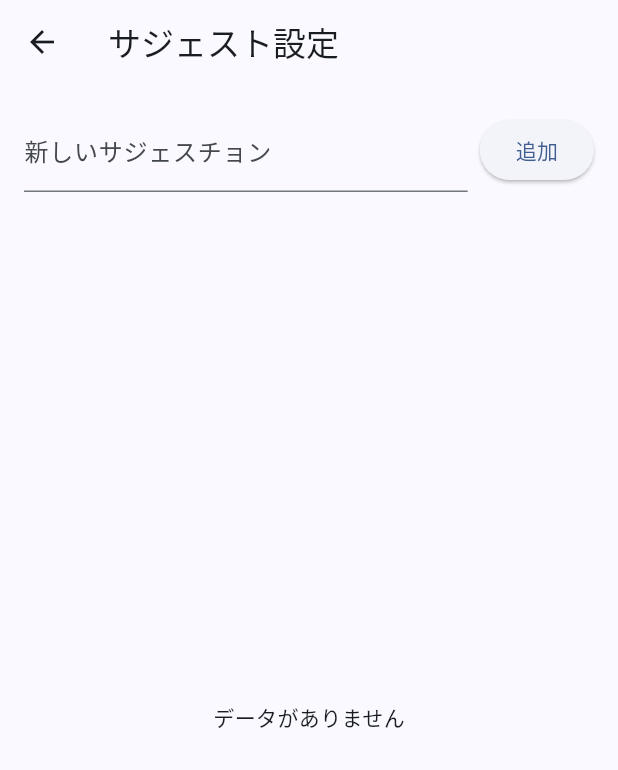
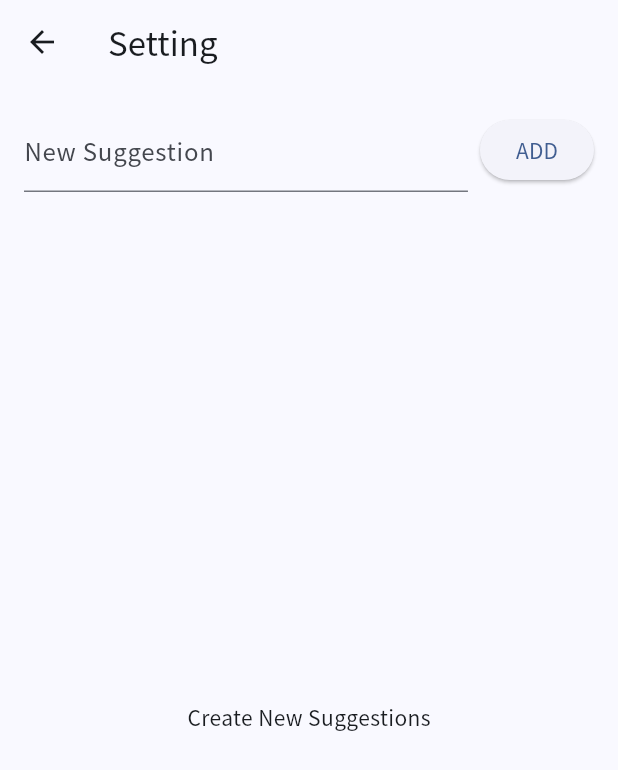
Before and after one commit to kmzk-dev/activity_watch, a Flutter app: the screen it shows after launch, after a tap on the "settings" icon, on a phone screen of 412 x 824 dp. Shown: the top 770 px of the screen. Run offline on Flutter 3.47's test engine with Material 3 defaults, Android fonts, the phone set to English and light mode, and no system bars; our stand-ins replace google_fonts, share_plus, shared_preferences, vibration, visibility_detector; missing offline and left inert: flutter_foreground_task.

Commit message:
Fix: Minor layout adjustments
- Adjust appBar layout on each screen
- Update graph size for better display
- Change the dummy button to a session save button next to the floating action button
- Add application icon

```diff
--- a/lib/main.dart
+++ b/lib/main.dart
@@ -96,7 +96,7 @@ class _AppShellState extends State<AppShell> {
           ),
           // 履歴タブのアイテム
           BottomNavigationBarItem(
-            icon: Icon(Icons.history), // 履歴アイコン
+            icon: Icon(Icons.list), // 履歴アイコン
             label: '履歴', // ラベル
           ),
         ],
@@ -104,8 +104,8 @@ class _AppShellState extends State<AppShell> {
         onTap: _onItemTapped, // アイテムがタップされたときのコールバック
         selectedItemColor: theme.colorScheme.primary, // 選択されたアイテムの色をテーマのプライマリカラーに設定
         unselectedItemColor: theme.colorScheme.onSurface.withOpacity(0.6), // 非選択アイテムの色を少し薄く設定
-        showUnselectedLabels: true, // 非選択のラベルも表示する
-        // showSelectedLabels: true, // 選択されたラベルはデフォルトで表示されます
+        showUnselectedLabels: false, // 非選択のラベルも表示する
+        showSelectedLabels: true, // 選択されたラベルはデフォルトで表示されます
       ),
     );
   }
--- a/lib/screens/saved_sessions_screen.dart
+++ b/lib/screens/saved_sessions_screen.dart
@@ -195,19 +195,19 @@ class _SavedSessionsScreenState extends State<SavedSessionsScreen> {
         tooltip: '選択をすべて解除',
         onPressed: _clearSelection,
       );
-      titleWidget = Text('${_selectedSessionIds.length} 件選択中', style: textTheme.titleLarge); // AppBarのタイトルスタイル
+      titleWidget = Text('${_selectedSessionIds.length} item selected', style: textTheme.titleLarge); // AppBarのタイトルスタイル
       actionsWidgets = null;
     } else {
       leadingWidget = null;
-      titleWidget = const Text('保存したセッション'); // 通常時のタイトル
-      actionsWidgets = [
-        IconButton(
-          icon: const Icon(Icons.refresh),
-          // iconTheme.color が適用される
-          tooltip: 'リストを更新',
-          onPressed: () => _loadSavedSessions(force: true),
-        ),
-      ];
+      titleWidget = const Text('History'); // 通常時のタイトル
+      // actionsWidgets = [
+      //   IconButton(
+      //     icon: const Icon(Icons.refresh),
+      //     // iconTheme.color が適用される
+      //     tooltip: 'リストを更新',
+      //     onPressed: () => _loadSavedSessions(force: true),
+      //   ),
+      // ];
     }
 
     return VisibilityDetector(
@@ -223,6 +223,11 @@ class _SavedSessionsScreenState extends State<SavedSessionsScreen> {
       child: Scaffold(
         appBar: AppBar(
           // AppBarのスタイルは app_theme.dart の appBarTheme から適用される想定
+          backgroundColor: colorScheme.surface, // AppBarの背景色を固定
+          elevation: 0, // 通常時の影を消す場合 (任意)
+          scrolledUnderElevation: 0.0, // スクロール時の影 (色の変化の原因の一つ) をなくす
+          surfaceTintColor: colorScheme.surface,
+          //
           leading: leadingWidget,
           title: titleWidget,
           actions: actionsWidgets,
@@ -235,7 +240,7 @@ class _SavedSessionsScreenState extends State<SavedSessionsScreen> {
                     child: Padding(
                       padding: const EdgeInsets.all(16.0),
                       child: Text(
-                        '保存されたセッションはありません。',
+                        'No items',
                         style: textTheme.titleMedium, // より適切なテキストスタイルに変更
                         textAlign: TextAlign.center,
                       ),
@@ -318,6 +323,7 @@ class _SavedSessionsScreenState extends State<SavedSessionsScreen> {
                 label: const Text('選択項目を削除'),
                 icon: const Icon(Icons.delete_sweep),
                 backgroundColor: colorScheme.error, // テーマのエラーカラーを使用
+                foregroundColor: colorScheme.onError, // foregroundColor は FABTheme から取得されるか、colorScheme.onError を使用
                 // foregroundColor は FABTheme から取得されるか、colorScheme.onError を使用
               )
             : null,
--- a/lib/screens/settings_screen.dart
+++ b/lib/screens/settings_screen.dart
@@ -135,7 +135,11 @@ class _SettingsScreenState extends State<SettingsScreen> {
 
     return Scaffold(
       appBar: AppBar(
-        title: const Text('サジェスト設定'), // titleTextStyle は appBarTheme から
+        title: const Text('Setting'), // titleTextStyle は appBarTheme から
+        backgroundColor: colorScheme.surface, // AppBarの背景色を固定
+        elevation: 0, // 通常時の影を消す場合 (任意)
+        scrolledUnderElevation: 0.0, // スクロール時の影 (色の変化の原因の一つ) をなくす
+        surfaceTintColor: colorScheme.surface,
       ),
       body: SafeArea(
         child: _isLoading
@@ -153,8 +157,8 @@ class _SettingsScreenState extends State<SettingsScreen> {
                           child: TextField(
                             controller: _suggestionAddController,
                             decoration: const InputDecoration(
-                              labelText: '新しいサジェスチョン',
-                              hintText: '例: 会議',
+                              labelText: 'New Suggestion',
+                              hintText: 'example: 会議',
                             ),
                             onSubmitted: (_) => _addSuggestion(),
                           ),
@@ -162,14 +166,14 @@ class _SettingsScreenState extends State<SettingsScreen> {
                         const SizedBox(width: 8),
                         ElevatedButton(
                           onPressed: _addSuggestion,
-                          child: const Text('追加'),
+                          child: const Text('ADD'),
                         ),
                       ],
                     ),
                     const SizedBox(height: 20),
                     Expanded(
                       child: _suggestions.isEmpty
-                          ? Center(child: Text('データがありません', style: textTheme.bodyMedium))
+                          ? Center(child: Text('Create New Suggestions', style: textTheme.bodyMedium))
                           : ListView.builder(
                               itemCount: _suggestions.length,
                               itemBuilder: (context, index) {
--- a/lib/screens/stopwatch_screen.dart
+++ b/lib/screens/stopwatch_screen.dart
@@ -22,10 +22,6 @@ import './widgets/log_color_summary_chart.dart';
 import './widgets/timer_display.dart';
 import './widgets/stopwatch_floating_action_button.dart';
 import 'package:flutter_foreground_task/flutter_foreground_task.dart';
-
-
-// flutter_foreground_task は直接このファイルで使われていないのでコメントアウト
-// import 'package:flutter_foreground_task/flutter_foreground_task.dart';
 
 class StopwatchScreenWidget extends StatefulWidget {
   const StopwatchScreenWidget({super.key});
@@ -55,6 +51,8 @@ class _StopwatchScreenWidgetState extends State<StopwatchScreenWidget> with Widg
   static const double fabWidgetHeight = 120.0;
   static const double pageIndicatorHeight = 24.0;
 
+
+
   bool? _hasVibrator;
 
   static const int _lapVibrationDuration = 100;
@@ -75,7 +73,7 @@ class _StopwatchScreenWidgetState extends State<StopwatchScreenWidget> with Widg
 
     _carouselAnimationController = AnimationController(
       vsync: this,
-      duration: const Duration(milliseconds: 250),
+      duration: const Duration(milliseconds: 200),
     );
 
     _carouselFadeAnimation = CurvedAnimation(
@@ -84,12 +82,12 @@ class _StopwatchScreenWidgetState extends State<StopwatchScreenWidget> with Widg
     );
 
     _carouselSlideAnimation = Tween<Offset>(
-      begin: const Offset(1.25, 0.0),
+      begin: const Offset(-1.25, 0.0),
       end: Offset.zero,
     ).animate(CurvedAnimation(
       parent: _carouselAnimationController,
-      //curve: Curves.easeOutCubic,
-      curve: Curves.easeOutBack,
+      curve: Curves.easeOutCubic,
+      //curve: Curves.easeOutBack,
     ));
 
     _carouselAnimationController.value = 1.0;
@@ -351,7 +349,7 @@ class _StopwatchScreenWidgetState extends State<StopwatchScreenWidget> with Widg
       if (mounted) {
         ScaffoldMessenger.of(context).showSnackBar(
           SnackBar(content: Text('「${sessionData['title']}」としてセッションを保存しました。', style: TextStyle(color: colorScheme.onSurface)),
-                    backgroundColor: colorScheme.surfaceVariant),
+                    backgroundColor: colorScheme.surfaceContainerHighest),
         );
       }
     }
@@ -377,6 +375,7 @@ class _StopwatchScreenWidgetState extends State<StopwatchScreenWidget> with Widg
     final displayLogsForCarousel = _getDisplayLogs();
     final bool isKeyboardVisible = MediaQuery.of(context).viewInsets.bottom > 0;
     final double graphHeightPercentage = 0.25;
+    final ColorScheme colorScheme = theme.colorScheme;
 
     Widget mainContent = SafeArea(
       top: false, bottom: false,
@@ -384,20 +383,7 @@ class _StopwatchScreenWidgetState extends State<StopwatchScreenWidget> with Widg
         child: Column(
           children: <Widget>[
             TimerDisplay(elapsedTime: _elapsedTime),
-            Padding(
-              padding: const EdgeInsets.symmetric(horizontal: 16.0, vertical: 0),
-              child: Row(
-                mainAxisAlignment: MainAxisAlignment.end,
-                children: [
-                  Tooltip(message: '現在のログを保存',
-                           child: IconButton(icon: const Icon(Icons.save_alt_outlined, size: 28),
-                                            onPressed: (_logs.isNotEmpty && !_isRunning) ? _showSaveSessionDialog : null)),
-                  Tooltip(message: 'ログを共有 (CSV)',
-                           child: IconButton(icon: const Icon(Icons.share_outlined, size: 28),
-                                            onPressed: _logs.isNotEmpty ? () => shareLogsAsCsvText(context, _logs) : null)),
-                ],
-              ),
-            ),
+            const SizedBox(height: 8.0),
             if (!isKeyboardVisible)
               SizedBox(height: MediaQuery.of(context).size.height * graphHeightPercentage,
                         child: LogColorSummaryChart(logs: _logs))
@@ -448,12 +434,21 @@ class _StopwatchScreenWidgetState extends State<StopwatchScreenWidget> with Widg
         },
         child: Scaffold(
           appBar: AppBar(
-            actions: <Widget>[
+              backgroundColor: colorScheme.surface, // AppBarの背景色を固定
+              elevation: 0, // 通常時の影を消す場合 (任意)
+              scrolledUnderElevation: 0.0, // スクロール時の影 (色の変化の原因の一つ) をなくす
+              surfaceTintColor: colorScheme.surface,
+              actions: <Widget>[
               IconButton(
                 icon: const Icon(Icons.settings_outlined),
                 tooltip: '設定',
                 onPressed: _navigateToSettings,
               ),
+              IconButton(
+                icon: const Icon(Icons.share_outlined),
+                tooltip: 'シェア',
+                onPressed: _logs.isNotEmpty ? () => shareLogsAsCsvText(context, _logs) : null,
+              )
             ],
           ),
           body: mainContent,
@@ -461,6 +456,8 @@ class _StopwatchScreenWidgetState extends State<StopwatchScreenWidget> with Widg
           floatingActionButton: StopwatchFloatingActionButton(
             isRunning: _isRunning, onStartStopwatch: _handleStartStopwatch,
             onStopStopwatch: _handleStopStopwatch, onLapRecord: _handleLapRecord,
+            onSaveSession: _showSaveSessionDialog,
+            canSaveSession: _logs.isNotEmpty && !_isRunning,
           ),
         ),
       ),
--- a/lib/screens/widgets/log_color_summary_chart.dart
+++ b/lib/screens/widgets/log_color_summary_chart.dart
@@ -164,7 +164,7 @@ class LogColorSummaryChart extends StatelessWidget {
                               totalDuration: displayTotalSessionDuration,
                               colorMapping: colorLabels,
                               backgroundColor: chartBackgroundColor,
-                              holeRadiusRatio: 0.95,
+                              holeRadiusRatio: 0.90,
                             ),
                           ),
                         ),
--- a/lib/screens/widgets/stopwatch_floating_action_button.dart
+++ b/lib/screens/widgets/stopwatch_floating_action_button.dart
@@ -6,6 +6,8 @@ class StopwatchFloatingActionButton extends StatelessWidget {
   final VoidCallback? onStartStopwatch;
   final VoidCallback? onStopStopwatch;
   final VoidCallback? onLapRecord;
+  final VoidCallback? onSaveSession; // <-- 追加: 保存処理のコールバック
+  final bool canSaveSession;      // <-- 追加: 保存ボタンの有効状態
 
 
   const StopwatchFloatingActionButton({
@@ -14,6 +16,8 @@ class StopwatchFloatingActionButton extends StatelessWidget {
     this.onStartStopwatch,
     this.onStopStopwatch,
     this.onLapRecord,
+    this.onSaveSession, // <-- 追加
+    required this.canSaveSession, // <-- 追加
   });
 
   @override
@@ -41,18 +45,18 @@ class StopwatchFloatingActionButton extends StatelessWidget {
         mainAxisAlignment: MainAxisAlignment.spaceEvenly,
         crossAxisAlignment: CrossAxisAlignment.center,
         children: <Widget>[
-          // ダミー:レイアウトのために空のSizedBoxを使用
+          // 左ボタン (セッション保存)
           SizedBox(
             width: smallFabDimension,
             height: smallFabDimension,
             child: FloatingActionButton(
-              heroTag: 'invisibleFab_separated',
-              onPressed: null,
-              backgroundColor: invisibleColor,
-              foregroundColor: invisibleColor,
-              elevation: 0,
+              heroTag: 'saveSession_separated',
+              onPressed: canSaveSession ? onSaveSession : null,
+              backgroundColor: canSaveSession ? colorScheme.secondaryContainer : invisibleColor,
+              foregroundColor: canSaveSession ? colorScheme.onSecondaryContainer : invisibleColor,
+              elevation: canSaveSession ? 2 : 0,
               shape: const CircleBorder(),
-              child: Icon(Icons.settings_outlined, color: invisibleColor, size: smallIconSize),
+              child: Icon(Icons.save_alt_outlined, size: smallIconSize),
             ),
           ),
           // 中央ボタン (開始/停止)
```
Also changed, not shown: lib/screens/session_details_screen.dart (+23 -17 lines), pubspec.yaml (+10 -0 lines), assets/icon/app_icon.png (added), pubspec.lock, 12 other files.
